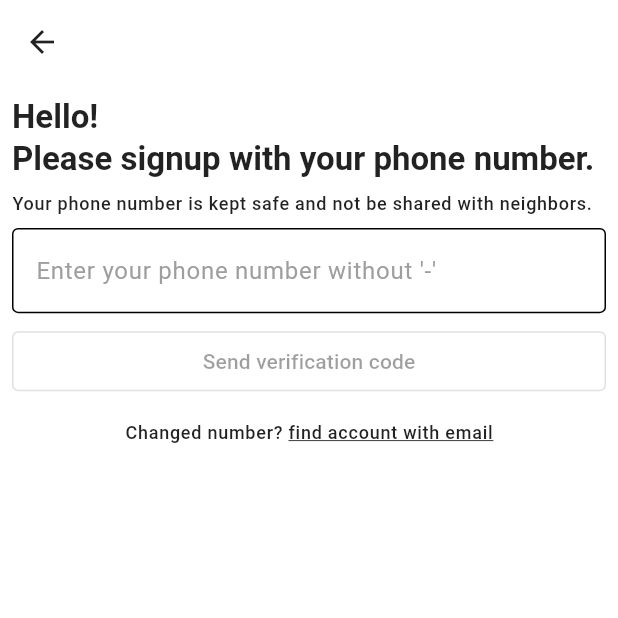
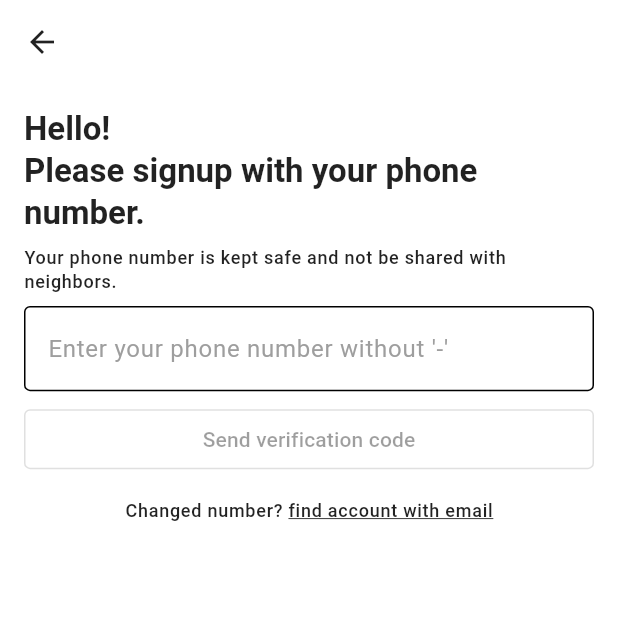
Before and after one commit to whdmscks11/CLOZii, a Flutter app: the screen it shows after launch, after a tap on "Sign Up", on a phone screen of 412 x 824 dp, the top half of it. Run offline on Flutter 3.47's test engine with Material 3 defaults, Android fonts, the phone set to English and light mode, and no system bars; our stand-ins replace flutter_map, geolocator, latlong2, mask_text_input_formatter, shared_preferences; Roboto replaces fonts that are missing (BalooThambi2).

Commit message:
style: AuthScreen 화면 전체에 패딩 추가

```diff
--- a/lib/features/auth/presentation/screens/auth_screen.dart
+++ b/lib/features/auth/presentation/screens/auth_screen.dart
@@ -184,7 +184,7 @@ class _AuthScreenState extends State<AuthScreen> {
 
       // 작은 기기에서 키보드 올라올때 UI 짤림 방지
       body: SingleChildScrollView(
-        padding: const EdgeInsets.all(8.0),
+        padding: const EdgeInsets.all(16.0),
         child: Column(
           crossAxisAlignment: CrossAxisAlignment.start,
           children: [
```
